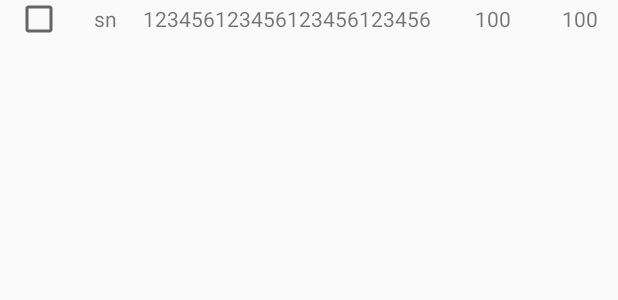
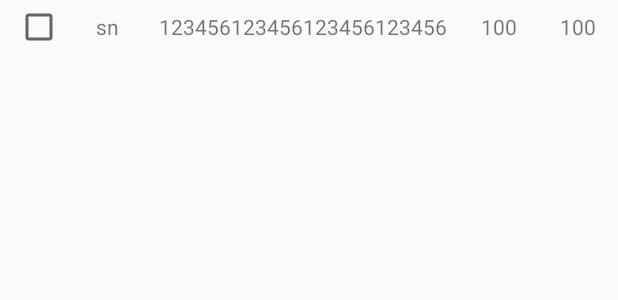
Before and after one commit to yhmatg/H600Demo, an Android app: the layout epc_item_layout.xml on its own in the app's theme, with its tools: preview values and no code run, on a phone screen of 412 x 824 dp. Shown: the top 300 px of the screen. Run offline under Robolectric (Android 15) with nearby library versions, the phone set to English and light mode, and no system bars; network calls fail.

Commit message:
modify some layout

```diff
--- a/app/src/main/java/com/android/uhfdemo/njdemo/ui/EpcItemAdapter.java
+++ b/app/src/main/java/com/android/uhfdemo/njdemo/ui/EpcItemAdapter.java
@@ -99,6 +99,10 @@ public class EpcItemAdapter extends RecyclerView.Adapter<EpcItemAdapter.MyHoder>
         return selectedepcBeans;
     }
 
+    public void clearSelectedepcBeans() {
+        selectedepcBeans.clear();
+    }
+
     public interface OnItemClickListener {
         void onEpcItemClick(EpcBean fileBean);
 
--- a/app/src/main/java/com/android/uhfdemo/njdemo/ui/InitDataFragment.java
+++ b/app/src/main/java/com/android/uhfdemo/njdemo/ui/InitDataFragment.java
@@ -1,6 +1,7 @@
 package com.android.uhfdemo.njdemo.ui;
 
 import android.content.Context;
+import android.support.v7.widget.DividerItemDecoration;
 import android.support.v7.widget.LinearLayoutManager;
 import android.support.v7.widget.RecyclerView;
 import android.util.Log;
@@ -50,6 +51,7 @@ public class InitDataFragment extends BaseFragment {
     protected void initEventAndData() {
         adapter = new WriteEpcItemAdapter(tagList,mainActivity);
         mListView.setLayoutManager(new LinearLayoutManager(mainActivity));
+        mListView.addItemDecoration(new DividerItemDecoration(mainActivity,LinearLayoutManager.VERTICAL));
         mListView.setAdapter(adapter);
     }
 
@@ -74,7 +76,7 @@ public class InitDataFragment extends BaseFragment {
                 if(kStr.isEmpty()){
                     kStr = "10";
                 }
-                labelWrite(new WriteTagInfoParam("k",kStr));
+                labelWrite(new WriteTagInfoParam("K",kStr));
                 break;
             case R.id.bt_t:
                 mCurrentBox.setText("当前选项：托");
@@ -82,7 +84,7 @@ public class InitDataFragment extends BaseFragment {
                 if(tStr.isEmpty()){
                     tStr = "10";
                 }
-                labelWrite(new WriteTagInfoParam("t",tStr));
+                labelWrite(new WriteTagInfoParam("T",tStr));
                 break;
         }
     }
--- a/app/src/main/res/layout/epc_item_layout.xml
+++ b/app/src/main/res/layout/epc_item_layout.xml
@@ -1,8 +1,9 @@
 <?xml version="1.0" encoding="utf-8"?>
 <LinearLayout xmlns:android="http://schemas.android.com/apk/res/android"
     android:layout_width="match_parent"
-    android:layout_height="wrap_content"
+    android:layout_height="36dp"
     android:id="@+id/epc_layout"
+    android:gravity="center_vertical"
     android:orientation="horizontal">
 
     <CheckBox
@@ -26,16 +27,16 @@
         android:layout_width="0dp"
         android:layout_height="wrap_content"
         android:layout_weight="4"
-        android:text="123456123456123456123456"
-        android:textAlignment="textStart" />
+        android:gravity="center"
+        android:text="123456123456123456123456" />
 
     <TextView
         android:id="@+id/count"
-        android:layout_width="65dp"
+        android:layout_width="0dp"
         android:layout_height="wrap_content"
         android:gravity="center"
         android:text="100"
-        android:textAlignment="center" />
+        android:layout_weight="1" />
 
     <TextView
         android:id="@+id/rssi"
--- a/app/src/main/res/layout/write_epc_item_layout.xml
+++ b/app/src/main/res/layout/write_epc_item_layout.xml
@@ -1,9 +1,9 @@
 <?xml version="1.0" encoding="utf-8"?>
 <LinearLayout xmlns:android="http://schemas.android.com/apk/res/android"
     android:layout_width="match_parent"
-    android:layout_height="wrap_content"
+    android:layout_height="36dp"
+    android:gravity="center_vertical"
     android:orientation="horizontal">
-
 
     <TextView
         android:id="@+id/sn"
@@ -30,5 +30,4 @@
         android:text="写入状态"
         android:textAlignment="center" />
 
-
 </LinearLayout>
```
Also changed, not shown: app/src/main/java/com/android/uhfdemo/njdemo/ui/HandleDataFragment.java (+29 -15 lines), app/src/main/res/layout/fragment_handledata.xml (+13 -12 lines).
